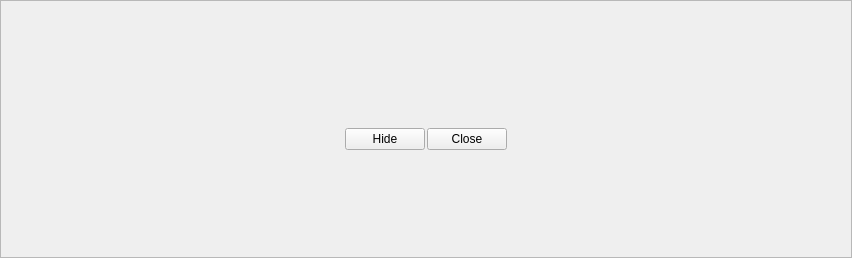
labscript-suite/blacs, file notification_widget.ui: the form before one commit.
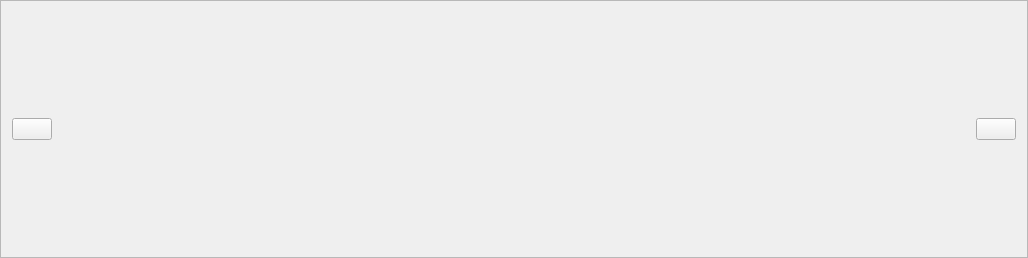
The form after the commit. Icons and pictures are not drawn.

Commit message: feature: Add icons to notifications, replacing text on buttons where appropriate

The edit to the form file:
```diff
--- a/notification_widget.ui
+++ b/notification_widget.ui
@@ -6,7 +6,7 @@
    <rect>
     <x>0</x>
     <y>0</y>
-    <width>852</width>
+    <width>1028</width>
     <height>258</height>
    </rect>
   </property>
@@ -27,13 +27,27 @@
   </property>
   <layout class="QVBoxLayout" name="verticalLayout_2">
    <item>
-    <layout class="QHBoxLayout" name="horizontalLayout">
+    <layout class="QHBoxLayout" name="horizontalLayout" stretch="0,0,1,0,0">
      <property name="spacing">
       <number>0</number>
      </property>
      <property name="sizeConstraint">
       <enum>QLayout::SetMinimumSize</enum>
      </property>
+     <item>
+      <widget class="QPushButton" name="hide_button">
+       <property name="toolTip">
+        <string>Hide the notification</string>
+       </property>
+       <property name="text">
+        <string/>
+       </property>
+       <property name="icon">
+        <iconset resource="../../../../usr/local/lib/python2.7/dist-packages/qtutils/icons/icons.qrc">
+         <normaloff>:/qtutils/fugue/toggle.png</normaloff>:/qtutils/fugue/toggle.png</iconset>
+       </property>
+      </widget>
+     </item>
      <item>
       <spacer name="horizontalSpacer_3">
        <property name="orientation">
@@ -76,56 +90,17 @@
        </property>
       </spacer>
      </item>
-    </layout>
-   </item>
-   <item>
-    <layout class="QHBoxLayout" name="button_layout">
-     <property name="spacing">
-      <number>2</number>
-     </property>
-     <property name="sizeConstraint">
-      <enum>QLayout::SetMinimumSize</enum>
-     </property>
-     <item>
-      <spacer name="horizontalSpacer">
-       <property name="orientation">
-        <enum>Qt::Horizontal</enum>
-       </property>
-       <property name="sizeHint" stdset="0">
-        <size>
-         <width>40</width>
-         <height>20</height>
-        </size>
-       </property>
-      </spacer>
-     </item>
-     <item>
-      <widget class="QPushButton" name="hide_button">
-       <property name="text">
-        <string>Hide</string>
-       </property>
-      </widget>
-     </item>
      <item>
       <widget class="QPushButton" name="close_button">
        <property name="text">
-        <string>Close</string>
+        <string/>
+       </property>
+       <property name="icon">
+        <iconset resource="../../../../usr/local/lib/python2.7/dist-packages/qtutils/icons/icons.qrc">
+         <normaloff>:/qtutils/fugue/cross.png</normaloff>:/qtutils/fugue/cross.png</iconset>
        </property>
       </widget>
      </item>
-     <item>
-      <spacer name="horizontalSpacer_2">
-       <property name="orientation">
-        <enum>Qt::Horizontal</enum>
-       </property>
-       <property name="sizeHint" stdset="0">
-        <size>
-         <width>40</width>
-         <height>20</height>
-        </size>
-       </property>
-      </spacer>
-     </item>
     </layout>
    </item>
   </layout>
```
Left out of the diff: 7 changed lines with no effect on the pictures. The commit also changes 2 other files.
